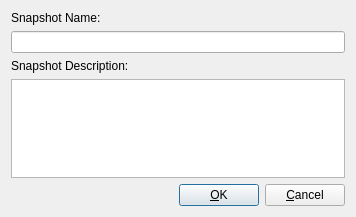
Above: Snapshot_Properties_Window.ui from qunying/aqemu-old before the change. Below: the same form after it.
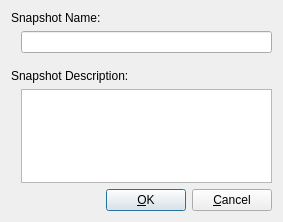
That is the form after the change. Icons and pictures are not drawn.

Patch:
```diff
--- a/Snapshot_Properties_Window.ui
+++ b/Snapshot_Properties_Window.ui
@@ -1,13 +1,13 @@
 <ui version="4.0" >
  <author>Andrey Rijov</author>
  <class>Snapshot_Properties_Window</class>
- <widget class="QDialog" name="Snapshot_Properties_Window" >
-  <property name="geometry" >
+ <widget class="QDialog" name="Snapshot_Properties_Window">
+  <property name="geometry">
    <rect>
     <x>0</x>
     <y>0</y>
-    <width>356</width>
-    <height>217</height>
+    <width>283</width>
+    <height>222</height>
    </rect>
   </property>
   <property name="windowTitle" >
@@ -17,38 +17,66 @@
    <iconset resource="images.qrc" >
     <normaloff>:/edit.png</normaloff>:/edit.png</iconset>
   </property>
-  <layout class="QGridLayout" name="gridLayout" >
-   <item row="0" column="0" >
-    <widget class="QLabel" name="Label_Name" >
-     <property name="text" >
+  <layout class="QVBoxLayout" name="verticalLayout_3">
+   <item>
+    <widget class="QLabel" name="Label_Name">
+     <property name="text">
       <string>Snapshot Name:</string>
      </property>
     </widget>
    </item>
-   <item row="1" column="0" >
-    <widget class="QLineEdit" name="Edit_Name" >
-     <property name="maxLength" >
+   <item>
+    <layout class="QVBoxLayout" name="verticalLayout_2">
+     <property name="leftMargin">
+      <number>10</number>
+     </property>
+     <item>
+      <widget class="QLineEdit" name="Edit_Name">
+       <property name="maxLength">
       <number>512</number>
      </property>
     </widget>
    </item>
-   <item row="2" column="0" >
-    <widget class="QLabel" name="Label_Desc" >
-     <property name="text" >
+     <item>
+      <spacer name="verticalSpacer">
+       <property name="orientation">
+        <enum>Qt::Vertical</enum>
+       </property>
+       <property name="sizeType">
+        <enum>QSizePolicy::Fixed</enum>
+       </property>
+       <property name="sizeHint" stdset="0">
+        <size>
+         <width>40</width>
+         <height>10</height>
+        </size>
+       </property>
+      </spacer>
+     </item>
+    </layout>
+   </item>
+   <item>
+    <widget class="QLabel" name="Label_Desc">
+     <property name="text">
       <string>Snapshot Description:</string>
      </property>
     </widget>
    </item>
-   <item row="3" column="0" >
-    <widget class="QPlainTextEdit" name="Edit_Description" >
-     <property name="plainText" >
+   <item>
+    <layout class="QVBoxLayout" name="verticalLayout">
+     <property name="leftMargin">
+      <number>10</number>
+     </property>
+     <item>
+      <widget class="QPlainTextEdit" name="Edit_Description">
+       <property name="plainText">
       <string/>
      </property>
     </widget>
    </item>
-   <item row="4" column="0" >
-    <layout class="QHBoxLayout" >
-     <property name="spacing" >
+     <item>
+      <layout class="QHBoxLayout">
+       <property name="spacing">
       <number>6</number>
      </property>
      <property name="margin" >
@@ -92,6 +120,8 @@
     </layout>
    </item>
   </layout>
+   </item>
+  </layout>
  </widget>
  <tabstops>
   <tabstop>Edit_Name</tabstop>
```
Left out of the diff: 37 changed lines with no effect on the pictures. Lines whose indentation alone changed are shown as unchanged.
